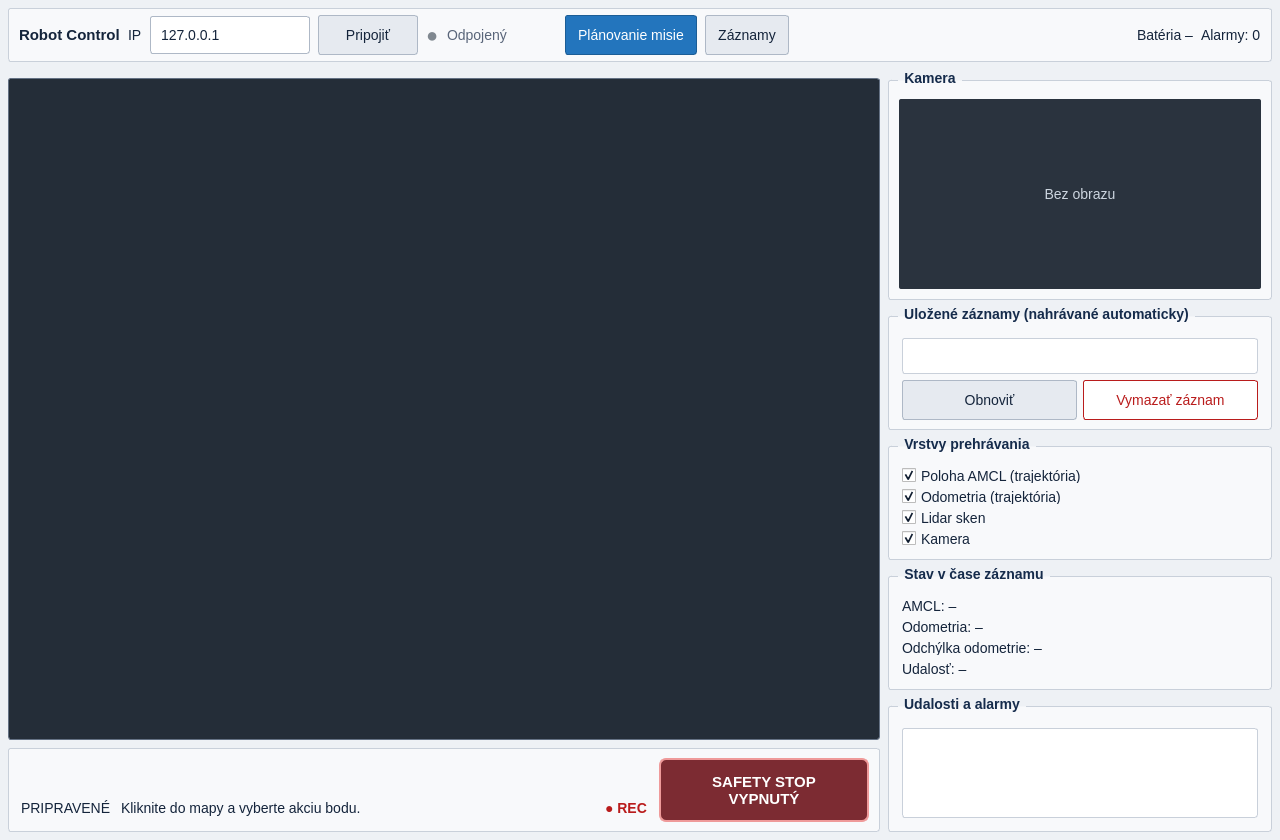
This is demoRMR/mainwindow.ui in xjanicekr/ChiMaHa as Qt 5 draws it before an edit. The edited form follows.
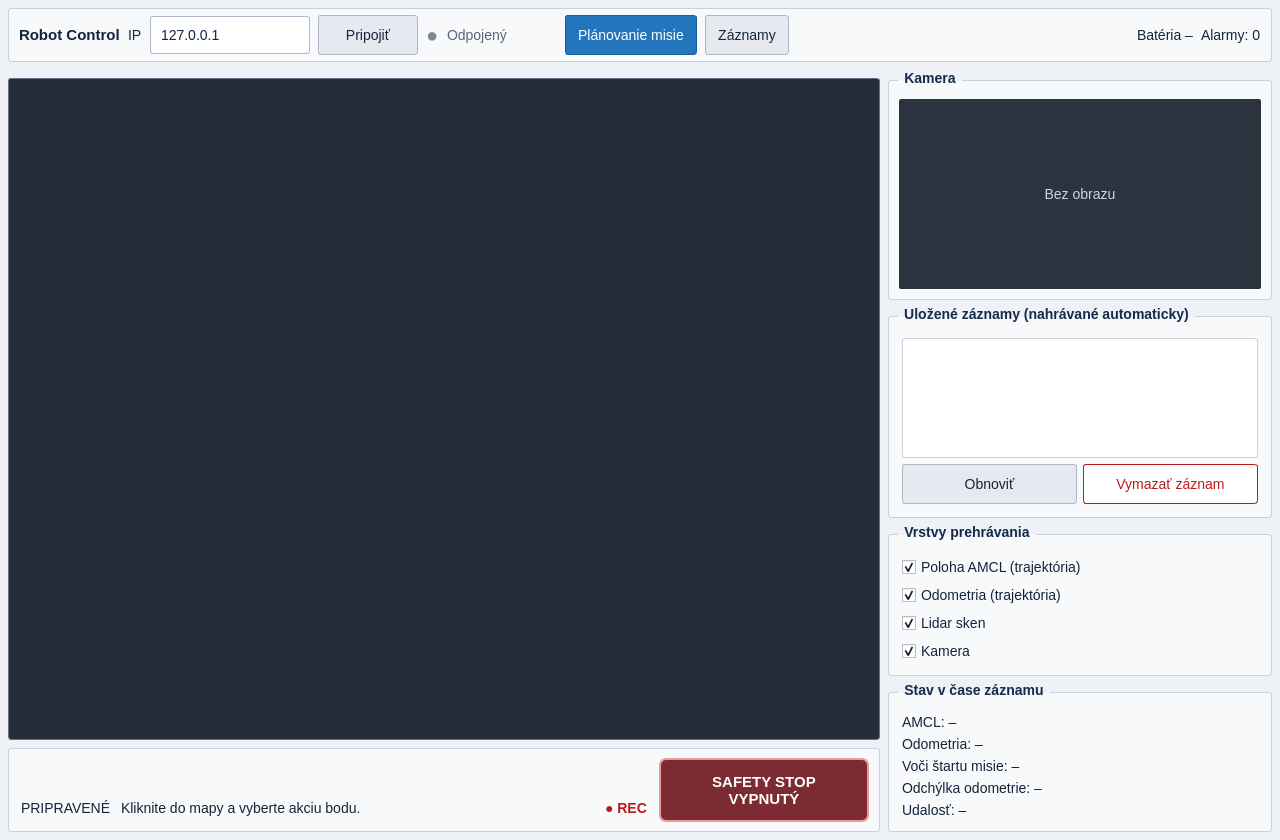
This is the edited form. The open tabs and pages were chosen to show the change.

Patch:
```diff
--- a/demoRMR/mainwindow.ui
+++ b/demoRMR/mainwindow.ui
@@ -584,7 +584,7 @@
           <height>16777215</height>
          </size>
         </property>
-        <layout class="QVBoxLayout" name="sideLayout" stretch="0,1,0">
+        <layout class="QVBoxLayout" name="sideLayout" stretch="0,1">
          <property name="spacing">
           <number>6</number>
          </property>
@@ -956,6 +956,16 @@
                   </property>
                  </widget>
                 </item>
+                <item>
+                 <widget class="QLabel" name="replayStartLabel">
+                  <property name="toolTip">
+                   <string>Poloha robota v počiatočnom súradnicovom systéme (robot na štarte misie: x dopredu, y doľava)</string>
+                  </property>
+                  <property name="text">
+                   <string>Voči štartu misie: –</string>
+                  </property>
+                 </widget>
+                </item>
                 <item>
                  <widget class="QLabel" name="replayDriftLabel">
                   <property name="text">
@@ -980,31 +990,6 @@
            </widget>
           </widget>
          </item>
-         <item>
-          <widget class="QGroupBox" name="logGroup">
-           <property name="title">
-            <string>Udalosti a alarmy</string>
-           </property>
-           <layout class="QVBoxLayout" name="logLayout">
-            <item>
-             <widget class="QListWidget" name="logList">
-              <property name="minimumSize">
-               <size>
-                <width>0</width>
-                <height>90</height>
-               </size>
-              </property>
-              <property name="maximumSize">
-               <size>
-                <width>16777215</width>
-                <height>130</height>
-               </size>
-              </property>
-             </widget>
-            </item>
-           </layout>
-          </widget>
-         </item>
         </layout>
        </widget>
       </item>
```
